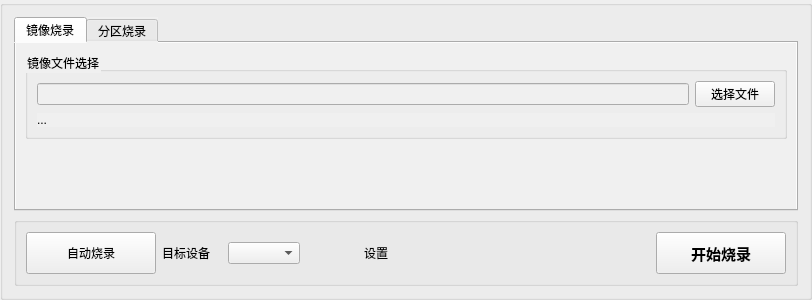
The window that gui/src/widgets/BurningControlWindow.ui (kendryte/k230_burning_tool) describes before a commit, drawn with Qt 5.
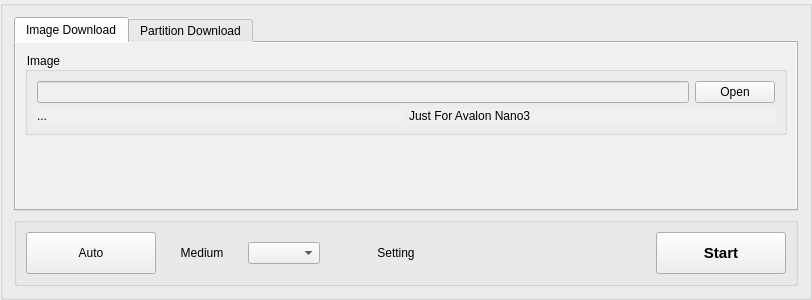
The same window after the commit. Icons and pictures are not drawn. Custom widgets are drawn as their Qt base class.

Commit message:
Update K230 Burning Protocol. (#2)
* 解决bootio处于nor启动时，烧录失败

* 解决烧录emmc失败问题

* 解决分区烧录问题

* 解决norflash分区烧录问题

* 由于有多种loader.bin，删除完整镜像烧录，分区烧录也可以烧录完整镜像

* Update submodules

* Delete vcpkg.

* Add support for Avalon Nano3

* Update libusb

* Update support for write otp.

* Update loader

* Update ui configure.

---------

```diff
--- a/gui/src/widgets/BurningControlWindow.ui
+++ b/gui/src/widgets/BurningControlWindow.ui
@@ -35,8 +35,11 @@
       <number>0</number>
      </property>
      <widget class="QWidget" name="ImageBrun">
+      <property name="enabled">
+       <bool>true</bool>
+      </property>
       <attribute name="title">
-       <string>镜像烧录</string>
+       <string>Image Download</string>
       </attribute>
       <layout class="QGridLayout" name="gridLayout_2">
        <item row="0" column="0">
@@ -48,10 +51,10 @@
           </size>
          </property>
          <property name="title">
-          <string>镜像文件选择</string>
+          <string>Image</string>
          </property>
-         <layout class="QVBoxLayout" name="verticalLayout_10">
-          <item>
+         <layout class="QGridLayout" name="gridLayout_5">
+          <item row="0" column="0" colspan="2">
            <layout class="QHBoxLayout" name="horizontalLayout_2">
             <item>
              <widget class="QLineEdit" name="inputSysImage"/>
@@ -59,7 +62,7 @@
             <item>
              <widget class="QPushButton" name="btnSelectImage">
               <property name="text">
-               <string>选择文件</string>
+               <string>Open</string>
               </property>
               <property name="icon">
                <iconset resource="../../resources/main.qrc">
@@ -69,7 +72,7 @@
             </item>
            </layout>
           </item>
-          <item>
+          <item row="1" column="0">
            <widget class="QLabel" name="txtImageInfo">
             <property name="text">
              <string>...</string>
@@ -79,6 +82,16 @@
             </property>
            </widget>
           </item>
+          <item row="1" column="1">
+           <widget class="QLabel" name="label_tips">
+            <property name="text">
+             <string>Just For Avalon Nano3</string>
+            </property>
+            <property name="textFormat">
+             <enum>Qt::AutoText</enum>
+            </property>
+           </widget>
+          </item>
          </layout>
         </widget>
        </item>
@@ -99,7 +112,7 @@
      </widget>
      <widget class="QWidget" name="PartitionBurn">
       <attribute name="title">
-       <string>分区烧录</string>
+       <string>Partition Download</string>
       </attribute>
       <layout class="QGridLayout" name="gridLayout_3">
        <item row="0" column="0">
@@ -115,6 +128,38 @@
       <string/>
      </property>
      <layout class="QGridLayout" name="gridLayout">
+      <item row="0" column="1">
+       <widget class="QLabel" name="label_15">
+        <property name="minimumSize">
+         <size>
+          <width>80</width>
+          <height>0</height>
+         </size>
+        </property>
+        <property name="text">
+         <string>Medium</string>
+        </property>
+        <property name="alignment">
+         <set>Qt::AlignCenter</set>
+        </property>
+       </widget>
+      </item>
+      <item row="0" column="2">
+       <widget class="QComboBox" name="inputTarget"/>
+      </item>
+      <item row="0" column="4">
+       <spacer name="horizontalSpacer">
+        <property name="orientation">
+         <enum>Qt::Horizontal</enum>
+        </property>
+        <property name="sizeHint" stdset="0">
+         <size>
+          <width>198</width>
+          <height>20</height>
+         </size>
+        </property>
+       </spacer>
+      </item>
       <item row="0" column="0">
        <widget class="AnimatedButton" name="buttonStartAuto">
         <property name="sizePolicy">
@@ -130,7 +175,7 @@
          </size>
         </property>
         <property name="text">
-         <string>自动烧录</string>
+         <string>Auto</string>
         </property>
         <property name="icon">
          <iconset resource="../../resources/main.qrc">
@@ -147,22 +192,6 @@
         </property>
        </widget>
       </item>
-      <item row="0" column="1">
-       <widget class="QLabel" name="label_15">
-        <property name="minimumSize">
-         <size>
-          <width>60</width>
-          <height>0</height>
-         </size>
-        </property>
-        <property name="text">
-         <string>目标设备</string>
-        </property>
-       </widget>
-      </item>
-      <item row="0" column="2">
-       <widget class="QComboBox" name="inputTarget"/>
-      </item>
       <item row="0" column="3">
        <widget class="QPushButton" name="btnOpenSettings">
         <property name="minimumSize">
@@ -175,7 +204,7 @@
          <cursorShape>PointingHandCursor</cursorShape>
         </property>
         <property name="text">
-         <string>设置</string>
+         <string>Setting</string>
         </property>
         <property name="icon">
          <iconset resource="../../resources/main.qrc">
@@ -220,7 +249,7 @@
          </font>
         </property>
         <property name="text">
-         <string>开始烧录</string>
+         <string>Start</string>
         </property>
         <property name="icon">
          <iconset resource="../../resources/main.qrc">
```
Left out of the diff: 15 changed lines with no effect on the pictures. The commit also changes 40 other files.
